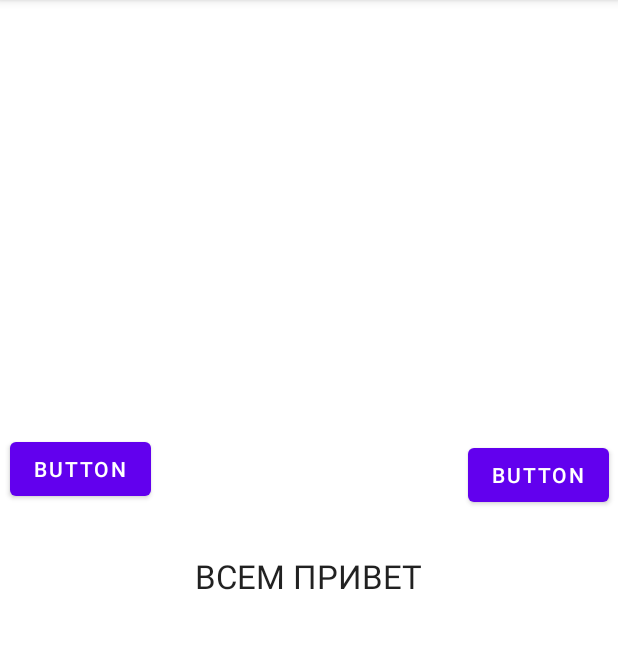
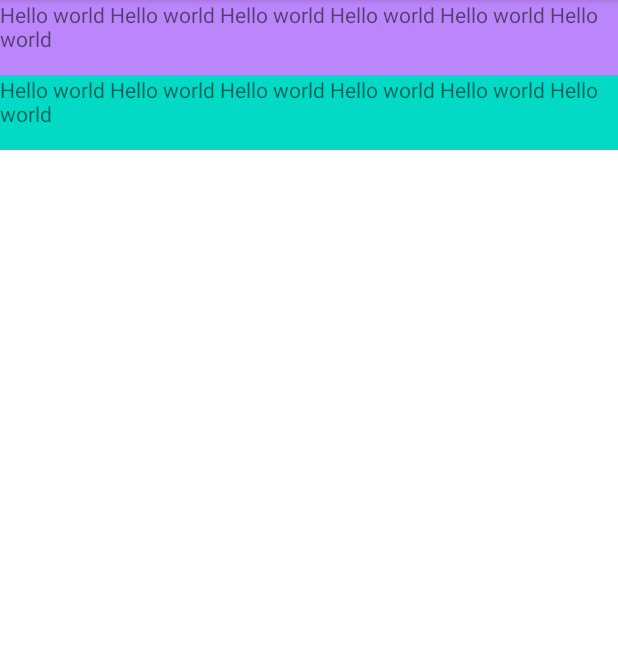
Before and after one commit to Jyldyza-en/Weather, an Android app: the screen it shows after launch (MainActivity), on a phone screen of 412 x 824 dp, the part 84-733 px from its top. Run offline under Robolectric (Android 15) with nearby library versions, the phone set to English and light mode, and no system bars.

Commit message:
studied the types and characteristics of the view

```diff
--- a/app/src/main/res/layout/activity_main.xml
+++ b/app/src/main/res/layout/activity_main.xml
@@ -1,46 +1,30 @@
 <?xml version="1.0" encoding="utf-8"?>
-<androidx.constraintlayout.widget.ConstraintLayout xmlns:android="http://schemas.android.com/apk/res/android"
+<LinearLayout
+    xmlns:android="http://schemas.android.com/apk/res/android"
     xmlns:app="http://schemas.android.com/apk/res-auto"
     xmlns:tools="http://schemas.android.com/tools"
     android:layout_width="match_parent"
     android:layout_height="match_parent"
+    android:orientation="vertical"
     tools:context=".MainActivity">
 
     <TextView
-        android:layout_width="wrap_content"
-        android:layout_height="wrap_content"
-        android:text="@string/hello_kotlin"
-        android:textAppearance="@style/TextAppearance.AppCompat.Large"
-        app:layout_constraintBottom_toBottomOf="parent"
-        app:layout_constraintLeft_toLeftOf="parent"
-        app:layout_constraintRight_toRightOf="parent"
-        app:layout_constraintTop_toTopOf="parent" />
+        android:id="@+id/view"
+        android:layout_width="match_parent"
+        android:layout_height="50dp"
+        android:background="@color/purple_200"
+        android:text="@string/hello_world_hello_world_hello_world_hello_world_hello_world_hello_world"
+        android:visibility="visible"
 
-    <Button
-        android:id="@+id/button3"
-        android:layout_width="wrap_content"
-        android:layout_height="wrap_content"
-        android:layout_marginStart="7dp"
-        android:layout_marginTop="270dp"
-        android:layout_marginBottom="413dp"
-        android:text="@string/button"
-        app:layout_constraintBottom_toBottomOf="parent"
-        app:layout_constraintEnd_toStartOf="@+id/button4"
-        app:layout_constraintStart_toStartOf="parent"
-        app:layout_constraintTop_toTopOf="parent" />
+        />
 
-    <Button
-        android:id="@+id/button4"
-        android:layout_width="wrap_content"
-        android:layout_height="wrap_content"
-        android:layout_marginStart="211dp"
-        android:layout_marginTop="274dp"
-        android:layout_marginEnd="7dp"
-        android:layout_marginBottom="409dp"
-        android:text="@string/button"
-        app:layout_constraintBottom_toBottomOf="parent"
-        app:layout_constraintEnd_toEndOf="parent"
-        app:layout_constraintStart_toEndOf="@+id/button3"
-        app:layout_constraintTop_toTopOf="parent" />
-
-</androidx.constraintlayout.widget.ConstraintLayout>
+    <TextView
+        android:id="@+id/view2"
+        android:layout_width="match_parent"
+        android:layout_height="50dp"
+        android:background="@color/teal_200"
+        android:clickable="true"
+        android:focusable="true"
+        android:text="@string/hello_world_hello_world_hello_world_hello_world_hello_world_hello_world"
+        android:visibility="visible" />
+</LinearLayout>
--- a/app/src/main/res/values/strings.xml
+++ b/app/src/main/res/values/strings.xml
@@ -3,4 +3,5 @@
     <string name="hello_kotlin">ВСЕМ ПРИВЕТ</string>
     <string name="button">Button</string>
     <string name="button1">Button</string>
+    <string name="hello_world_hello_world_hello_world_hello_world_hello_world_hello_world">Hello world Hello world Hello world Hello world Hello world Hello world</string>
 </resources>
```
